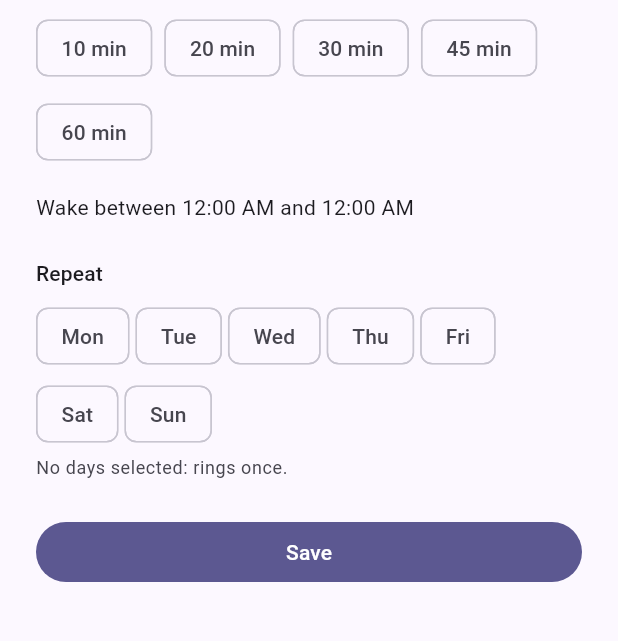
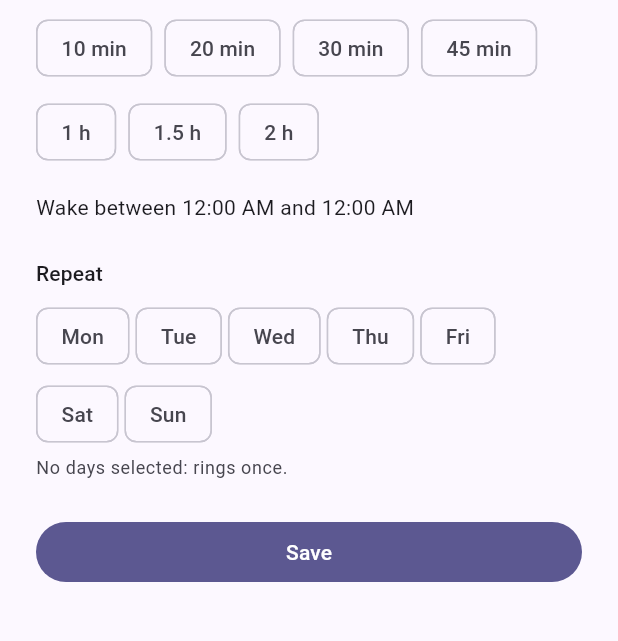
Before and after one commit to evgenyuliganets/lucid, a Flutter app: the EditAlarmSheet widget shown alone on an empty page, opened directly with empty values, on a phone screen of 412 x 824 dp, the part 276-917 px from its top. Run offline on Flutter 3.47's test engine with Material 3 defaults, Android fonts, the phone set to English and light mode, and no system bars; our stand-ins replace flutter_riverpod.

Commit message:
offer smart windows of one and a half and two hours

```diff
--- a/lib/features/alarm/domain/alarm_settings.dart
+++ b/lib/features/alarm/domain/alarm_settings.dart
@@ -11,9 +11,9 @@ class AlarmSettings {
     required this.days,
   });
 
-  static const windowChoices = [10, 20, 30, 45, 60];
+  static const windowChoices = [10, 20, 30, 45, 60, 90, 120];
   static const minutesPerDay = 24 * 60;
-  static const maxWindowMinutes = 90;
+  static const maxWindowMinutes = 120;
 
   final bool enabled;
   final int wakeByMinute;
--- a/lib/features/alarm/presentation/edit_alarm_sheet.dart
+++ b/lib/features/alarm/presentation/edit_alarm_sheet.dart
@@ -1,4 +1,5 @@
 import 'package:flutter/material.dart';
+import 'package:intl/intl.dart';
 import 'package:lucid/core/formatting/time_format.dart';
 import 'package:lucid/design_system/app_spacing.dart';
 import 'package:lucid/design_system/app_theme.dart';
@@ -104,7 +105,7 @@ class _EditAlarmSheetState extends State<EditAlarmSheet> {
               children: [
                 for (final minutes in AlarmSettings.windowChoices)
                   ChoiceChip(
-                    label: Text(l10n.editWindowMinutes(minutes)),
+                    label: Text(_windowLabel(context, minutes)),
                     selected: _draft.windowMinutes == minutes,
                     onSelected: (_) => setState(
                       () => _draft = _draft.copyWith(windowMinutes: minutes),
@@ -165,3 +166,13 @@ class _EditAlarmSheetState extends State<EditAlarmSheet> {
     );
   }
 }
+
+/// "45 min" below an hour, "1.5 h" / "1,5 год" from an hour up.
+String _windowLabel(BuildContext context, int minutes) {
+  final l10n = context.l10n;
+  if (minutes < 60) return l10n.editWindowMinutes(minutes);
+  final hours = NumberFormat.decimalPattern(
+    Localizations.localeOf(context).toLanguageTag(),
+  ).format(minutes / 60);
+  return l10n.editWindowHours(hours);
+}
--- a/lib/l10n/app_localizations.dart
+++ b/lib/l10n/app_localizations.dart
@@ -217,6 +217,12 @@ abstract class AppLocalizations {
   /// In en, this message translates to:
   /// **'{minutes} min'**
   String editWindowMinutes(int minutes);
+
+  /// No description provided for @editWindowHours.
+  ///
+  /// In en, this message translates to:
+  /// **'{hours} h'**
+  String editWindowHours(String hours);
 
   /// No description provided for @editRepeat.
   ///
--- a/lib/l10n/app_localizations_en.dart
+++ b/lib/l10n/app_localizations_en.dart
@@ -73,6 +73,11 @@ class AppLocalizationsEn extends AppLocalizations {
   @override
   String editWindowMinutes(int minutes) {
     return '$minutes min';
+  }
+
+  @override
+  String editWindowHours(String hours) {
+    return '$hours h';
   }
 
   @override
--- a/lib/l10n/app_localizations_uk.dart
+++ b/lib/l10n/app_localizations_uk.dart
@@ -73,6 +73,11 @@ class AppLocalizationsUk extends AppLocalizations {
   @override
   String editWindowMinutes(int minutes) {
     return '$minutes хв';
+  }
+
+  @override
+  String editWindowHours(String hours) {
+    return '$hours год';
   }
 
   @override
--- a/lib/l10n/app_uk.arb
+++ b/lib/l10n/app_uk.arb
@@ -20,6 +20,7 @@
   "editWindow": "Розумне вікно",
   "editWindowHint": "Настільки раніше Lucid може розбудити вас у легкому сні.",
   "editWindowMinutes": "{minutes} хв",
+  "editWindowHours": "{hours} год",
   "editRepeat": "Повтор",
   "editRepeatHint": "Без днів — задзвонить один раз.",
   "editSave": "Зберегти",
```
Also changed, not shown: lib/l10n/app_en.arb (+8 -0 lines), 3 other files.
